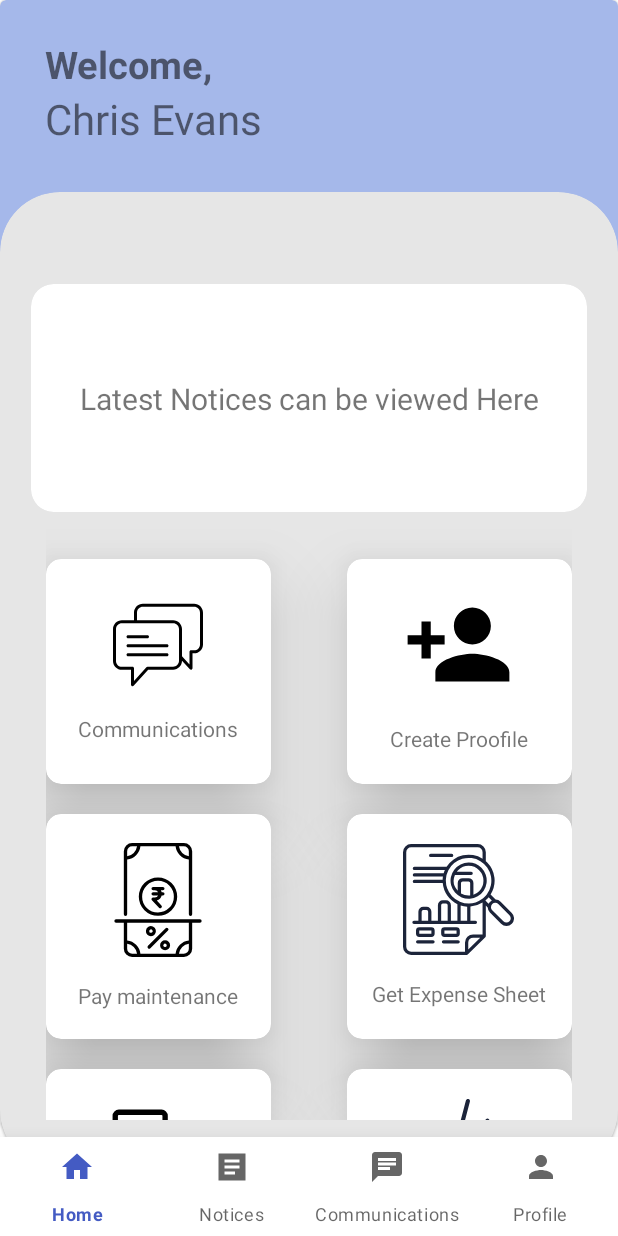
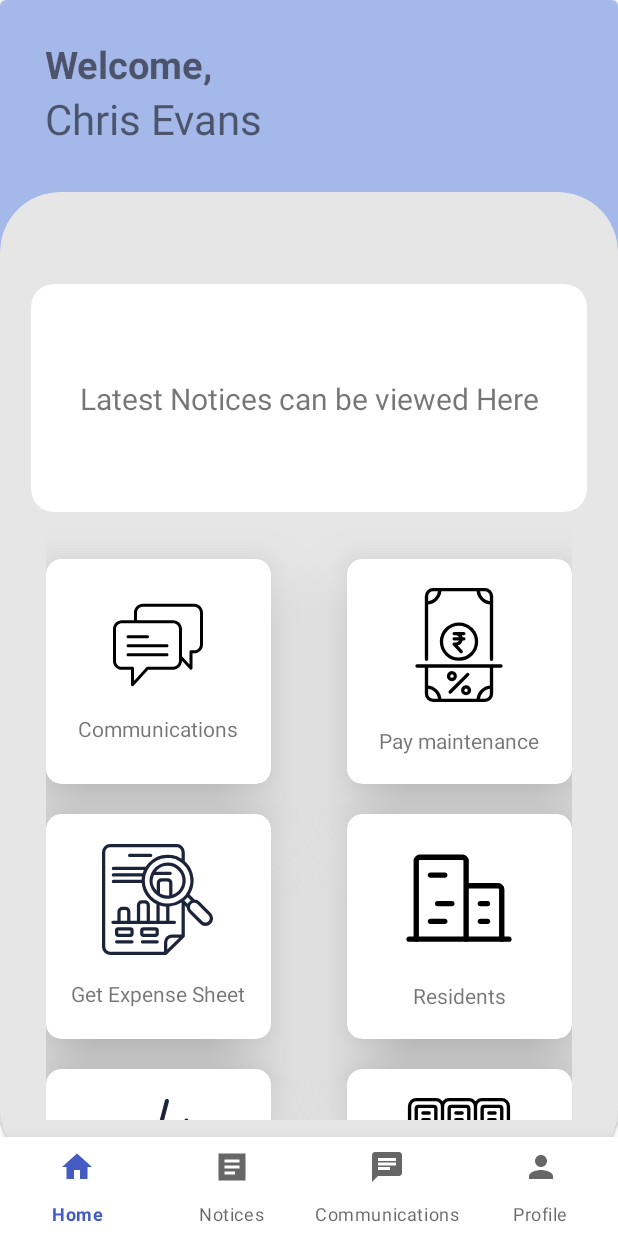
Before and after one commit to Impact-coder/SocietyManagementApplication, an Android app: the dashBoardFragment screen opened directly, with no data from a screen before it, on a phone screen of 412 x 824 dp. Run offline under Robolectric (Android 15) with nearby library versions, the phone set to English and light mode, and no system bars; our stand-ins replace Firebase (no records; nobody signed in at launch, a user with empty details on screens opened directly), navigation-ui; 1 statement that could not run was skipped.

Commit message:
commit 9.6

```diff
--- a/app/src/main/java/com/dhairya/societymanagementapplication/authActivity/authfragments/ui/login/loginFragment.kt
+++ b/app/src/main/java/com/dhairya/societymanagementapplication/authActivity/authfragments/ui/login/loginFragment.kt
@@ -30,7 +30,6 @@ class loginFragment : Fragment(R.layout.fragment_login) {
 
     private val viewModel: loginViewModel by viewModels()
     private lateinit var binding: FragmentLoginBinding
-    lateinit var sharedPreferences: SharedPreferences
 
     private val resident = FirebaseFirestore.getInstance().collection("residents")
     private var resi_Data: MutableList<residentsData> = mutableListOf()
@@ -38,16 +37,6 @@ class loginFragment : Fragment(R.layout.fragment_login) {
 
     override fun onViewCreated(view: View, savedInstanceState: Bundle?) {
         super.onViewCreated(view, savedInstanceState)
-
-//        sharedPreferences = this.activity!!.getSharedPreferences("myprefs", Context.MODE_PRIVATE)
-//        val editor = sharedPreferences.edit()
-//
-//        editor.putString("isChangePassWord", "no")
-//        editor.putString("isProfileCretaed","no")
-
-
-
-
 
         binding = FragmentLoginBinding.bind(view)
         binding.apply {
@@ -99,9 +88,6 @@ class loginFragment : Fragment(R.layout.fragment_login) {
                             }
                         }
 
-
-
-
                     }
 
                     is loginViewModel.LoginEvent.ShowErrorMessage -> {
--- a/app/src/main/java/com/dhairya/societymanagementapplication/dashboardActivity/dashBoard/dashBoardFragment.kt
+++ b/app/src/main/java/com/dhairya/societymanagementapplication/dashboardActivity/dashBoard/dashBoardFragment.kt
@@ -89,7 +89,7 @@ class dashBoardFragment : Fragment(R.layout.fragment_dash_board) {
 
     private fun ckeckUserrole(role: String) {
 
-        if(role == "member" || role == "treasurer")
+        if(role == "member" || role == "Treasurer")
         {
             binding.cvAddMembers.isVisible = false
 
--- a/app/src/main/res/layout/fragment_dash_board.xml
+++ b/app/src/main/res/layout/fragment_dash_board.xml
@@ -141,31 +141,13 @@
 
                     </androidx.cardview.widget.CardView>
 
-                    <androidx.cardview.widget.CardView
-                        android:id="@+id/cv_createProfile"
-                        android:layout_width="150dp"
-                        android:layout_height="150sp"
-                        android:layout_gravity="right|top"
-                        android:layout_marginTop="20sp"
-                        android:backgroundTint="#fff"
-                        app:cardCornerRadius="10dp"
-                        app:cardElevation="30dp">
 
-                        <TextView
-                            android:id="@+id/btn_create_profile"
-                            android:layout_width="wrap_content"
-                            android:layout_height="wrap_content"
-                            android:layout_gravity="center"
-                            android:drawableTop="@drawable/ic_baseline_person_add_24"
-                            android:text="\nCreate Proofile" />
-
-                    </androidx.cardview.widget.CardView>
 
                     <androidx.cardview.widget.CardView
                         android:id="@+id/two"
                         android:layout_width="150dp"
                         android:layout_height="150sp"
-                        android:layout_gravity="left|top"
+                        android:layout_gravity="right|top"
                         android:layout_marginTop="20sp"
                         android:backgroundTint="#fff"
                         app:cardCornerRadius="10dp"
```
Also changed, not shown: app/src/main/res/layout/fragment_resident_details_dialog.xml (+0 -11 lines).
